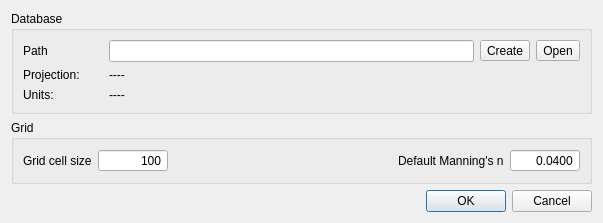
Before: the Qt Designer form flo2d/ui/settings.ui in FLO-2DSoftware/qgis-flo-2d-plugin, drawn with Qt 5.
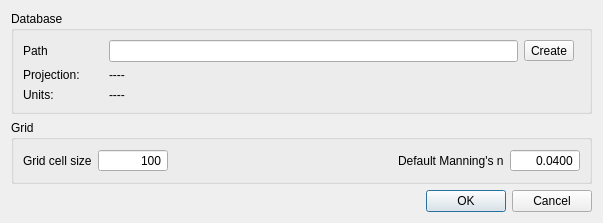
After: the same form once the commit is applied.

Patch:
```diff
--- a/flo2d/ui/settings.ui
+++ b/flo2d/ui/settings.ui
@@ -22,13 +22,6 @@
      <layout class="QVBoxLayout" name="verticalLayout_2">
       <item>
        <layout class="QGridLayout" name="gridLayout_2">
-        <item row="0" column="3">
-         <widget class="QToolButton" name="gpkgOpenBtn">
-          <property name="text">
-           <string>Open</string>
-          </property>
-         </widget>
-        </item>
         <item row="1" column="0">
          <widget class="QLabel" name="label_5">
           <property name="sizePolicy">
```
